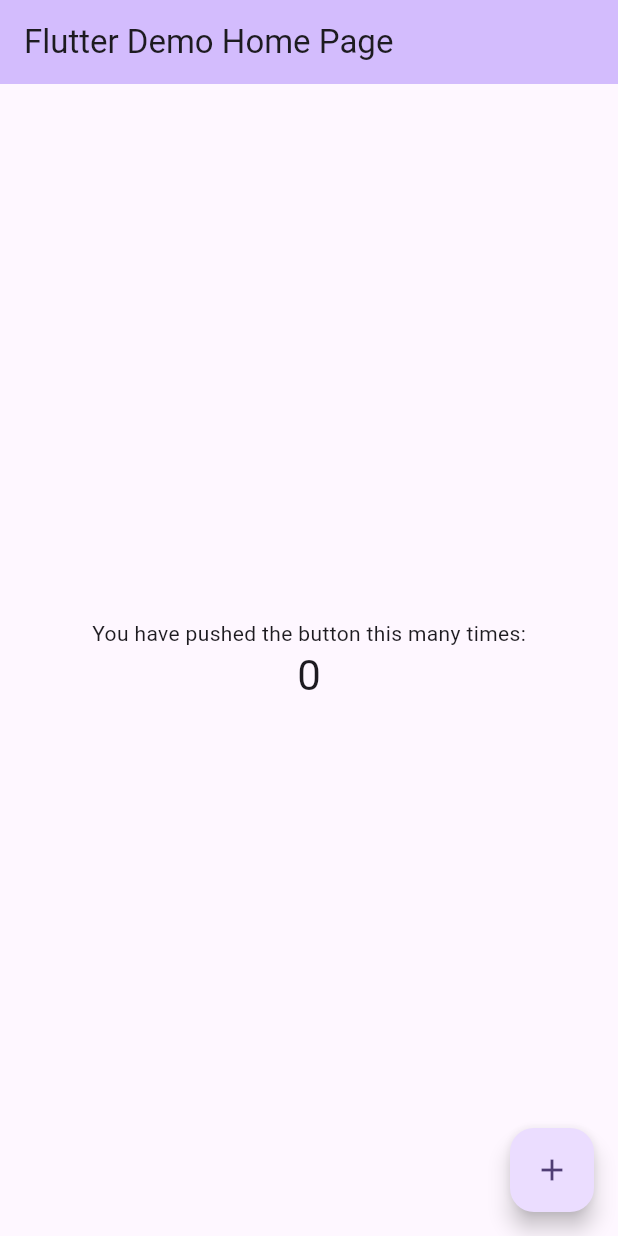
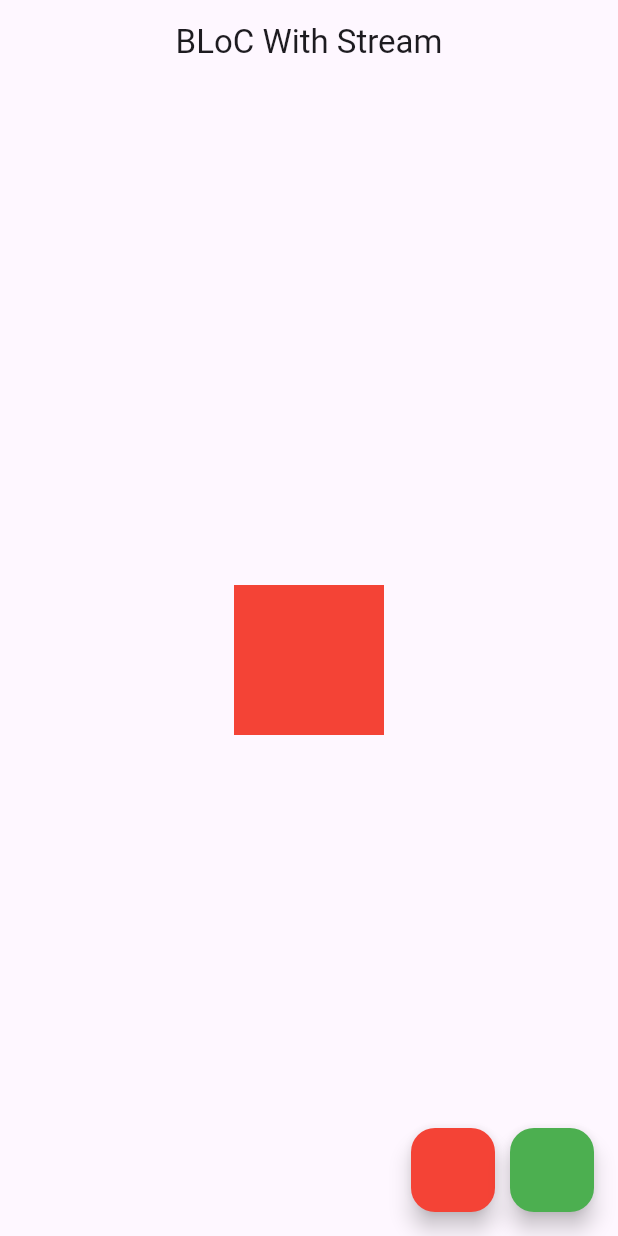
Before and after one commit to Helohi/Bloc_lessens_udemy, a Flutter app: the screen it shows after launch, on a phone screen of 412 x 824 dp. Run offline on Flutter 3.47's test engine with Material 3 defaults, Android fonts, the phone set to English and light mode, and no system bars.

Commit message:
Made BLoC myself using Stream stuff

```diff
--- /dev/null
+++ b/lib/color_bloc.dart
@@ -0,0 +1,37 @@
+import 'dart:async';
+
+import 'package:flutter/material.dart';
+
+enum ColorEvent { eventRed, eventGreen }
+
+class ColorBloc {
+  Color _color = Colors.red;
+  Color get getColor => _color;
+
+  final _inputEventController = StreamController<ColorEvent>();
+  StreamSink<ColorEvent> get inputEventSink => _inputEventController.sink;
+
+  final _outputStateController = StreamController<Color>();
+  Stream<Color> get outputStateStream => _outputStateController.stream;
+
+  void _mapEventToState(ColorEvent event) {
+    if (event == ColorEvent.eventRed) {
+      _color = Colors.red;
+    } else if (event == ColorEvent.eventGreen) {
+      _color = Colors.green;
+    } else {
+      throw Exception('Wrong Event Type in BLoC');
+    }
+
+    _outputStateController.sink.add(_color);
+  }
+
+  ColorBloc() {
+    _inputEventController.stream.listen(_mapEventToState);
+  }
+
+  void dispose() {
+    _inputEventController.close();
+    _outputStateController.close();
+  }
+}
--- a/lib/main.dart
+++ b/lib/main.dart
@@ -1,3 +1,4 @@
+import 'package:bloc_test/color_bloc.dart';
 import 'package:flutter/material.dart';
 
 void main() {
@@ -7,119 +8,69 @@ void main() {
 class MyApp extends StatelessWidget {
   const MyApp({super.key});
 
-  // This widget is the root of your application.
   @override
   Widget build(BuildContext context) {
-    return MaterialApp(
-      title: 'Flutter Demo',
-      theme: ThemeData(
-        // This is the theme of your application.
-        //
-        // TRY THIS: Try running your application with "flutter run". You'll see
-        // the application has a blue toolbar. Then, without quitting the app,
-        // try changing the seedColor in the colorScheme below to Colors.green
-        // and then invoke "hot reload" (save your changes or press the "hot
-        // reload" button in a Flutter-supported IDE, or press "r" if you used
-        // the command line to start the app).
-        //
-        // Notice that the counter didn't reset back to zero; the application
-        // state is not lost during the reload. To reset the state, use hot
-        // restart instead.
-        //
-        // This works for code too, not just values: Most code changes can be
-        // tested with just a hot reload.
-        colorScheme: ColorScheme.fromSeed(seedColor: Colors.deepPurple),
-        useMaterial3: true,
-      ),
-      home: const MyHomePage(title: 'Flutter Demo Home Page'),
+    return const MaterialApp(
+      home: MyHomePage(),
     );
   }
 }
 
 class MyHomePage extends StatefulWidget {
-  const MyHomePage({super.key, required this.title});
-
-  // This widget is the home page of your application. It is stateful, meaning
-  // that it has a State object (defined below) that contains fields that affect
-  // how it looks.
-
-  // This class is the configuration for the state. It holds the values (in this
-  // case the title) provided by the parent (in this case the App widget) and
-  // used by the build method of the State. Fields in a Widget subclass are
-  // always marked "final".
-
-  final String title;
+  const MyHomePage({super.key});
 
   @override
   State<MyHomePage> createState() => _MyHomePageState();
 }
 
 class _MyHomePageState extends State<MyHomePage> {
-  int _counter = 0;
+  final ColorBloc _bloc = ColorBloc();
 
-  void _incrementCounter() {
-    setState(() {
-      // This call to setState tells the Flutter framework that something has
-      // changed in this State, which causes it to rerun the build method below
-      // so that the display can reflect the updated values. If we changed
-      // _counter without calling setState(), then the build method would not be
-      // called again, and so nothing would appear to happen.
-      _counter++;
-    });
+  @override
+  void dispose() {
+    _bloc.dispose();
+    super.dispose();
   }
 
   @override
   Widget build(BuildContext context) {
-    // This method is rerun every time setState is called, for instance as done
-    // by the _incrementCounter method above.
-    //
-    // The Flutter framework has been optimized to make rerunning build methods
-    // fast, so that you can just rebuild anything that needs updating rather
-    // than having to individually change instances of widgets.
     return Scaffold(
       appBar: AppBar(
-        // TRY THIS: Try changing the color here to a specific color (to
-        // Colors.amber, perhaps?) and trigger a hot reload to see the AppBar
-        // change color while the other colors stay the same.
-        backgroundColor: Theme.of(context).colorScheme.inversePrimary,
-        // Here we take the value from the MyHomePage object that was created by
-        // the App.build method, and use it to set our appbar title.
-        title: Text(widget.title),
+        title: const Text('BLoC With Stream'),
+        centerTitle: true,
       ),
       body: Center(
-        // Center is a layout widget. It takes a single child and positions it
-        // in the middle of the parent.
-        child: Column(
-          // Column is also a layout widget. It takes a list of children and
-          // arranges them vertically. By default, it sizes itself to fit its
-          // children horizontally, and tries to be as tall as its parent.
-          //
-          // Column has various properties to control how it sizes itself and
-          // how it positions its children. Here we use mainAxisAlignment to
-          // center the children vertically; the main axis here is the vertical
-          // axis because Columns are vertical (the cross axis would be
-          // horizontal).
-          //
-          // TRY THIS: Invoke "debug painting" (choose the "Toggle Debug Paint"
-          // action in the IDE, or press "p" in the console), to see the
-          // wireframe for each widget.
-          mainAxisAlignment: MainAxisAlignment.center,
-          children: <Widget>[
-            const Text(
-              'You have pushed the button this many times:',
-            ),
-            Text(
-              '$_counter',
-              style: Theme.of(context).textTheme.headlineMedium,
-            ),
-          ],
+        child: StreamBuilder(
+          stream: _bloc.outputStateStream,
+          initialData: _bloc.getColor,
+          builder: (context, snapshot) => AnimatedContainer(
+            height: 100,
+            width: 100,
+            color: snapshot.data,
+            duration: const Duration(milliseconds: 500),
+          ),
         ),
       ),
-      floatingActionButton: FloatingActionButton(
-        onPressed: _incrementCounter,
-        tooltip: 'Increment',
-        child: const Icon(Icons.add),
-      ), // This trailing comma makes auto-formatting nicer for build methods.
+      floatingActionButton: Row(
+        mainAxisAlignment: MainAxisAlignment.end,
+        children: [
+          FloatingActionButton(
+            onPressed: () {
+              _bloc.inputEventSink.add(ColorEvent.eventRed);
+            },
+            backgroundColor: Colors.red,
+          ),
+          const SizedBox(
+            width: 10,
+          ),
+          FloatingActionButton(
+            onPressed: () {
+              _bloc.inputEventSink.add(ColorEvent.eventGreen);
+            },
+            backgroundColor: Colors.green,
+          )
+        ],
+      ),
     );
   }
 }
```
